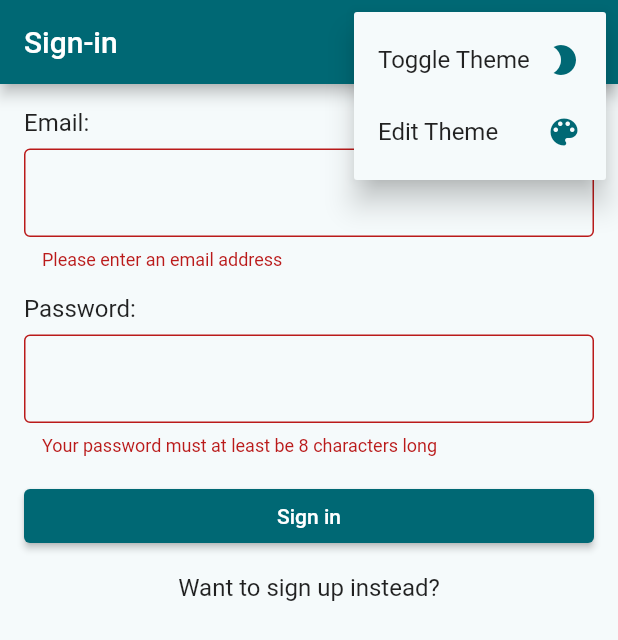
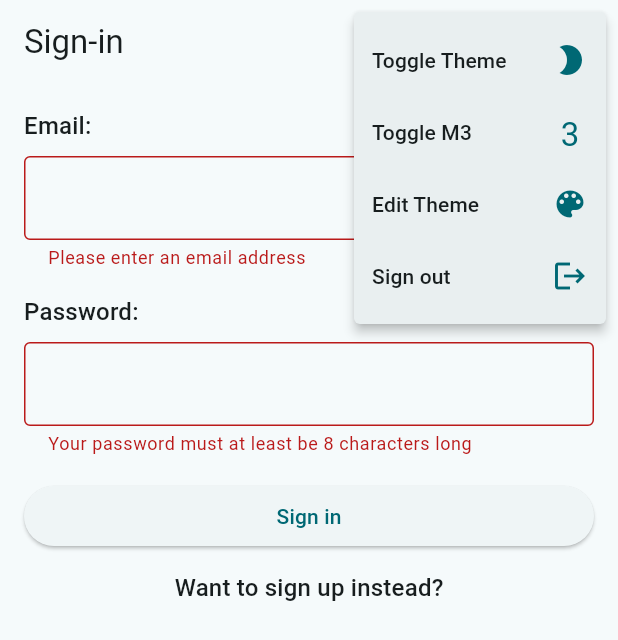
Before and after one commit to pohuing/kumo_app, a Flutter app: the screen it shows after launch, after a tap on "Sign in", after a tap on the "more vert" icon, on a phone screen of 412 x 824 dp. Shown: the top 640 px of the screen. Run offline on Flutter 3.47's test engine with Material 2 defaults, Android fonts, the phone set to English and light mode, and no system bars; our stand-ins replace email_validator, equatable, flutter_bloc, flutter_colorpicker, hydrated_bloc.

Commit message:
Add partial path point editor Add M3 toggle

```diff
--- a/lib/blocs/theme_cubit.dart
+++ b/lib/blocs/theme_cubit.dart
@@ -10,18 +10,39 @@ class ThemeCubit extends HydratedCubit<ThemeState> {
   );
 
   static Color seed = Colors.white;
+  static const bool m3_default = true;
 
-  ThemeCubit() : super(ThemeState(getTheme(), isBright: true));
+  ThemeCubit() : super(ThemeState(getTheme(), isBright: true, m3: m3_default));
 
   void switchTheme() {
     emit(
-      ThemeState(getTheme(isBright: !state.isBright),
-          isBright: !state.isBright),
+      ThemeState(
+          getTheme(
+            isBright: !state.isBright,
+            m3: state.m3,
+          ),
+          isBright: !state.isBright,
+          m3: state.m3),
     );
   }
 
-  static ThemeData getTheme({bool isBright = true, Color? seed}) {
+  void toggleM3() {
+    emit(
+      ThemeState(
+          getTheme(
+            isBright: state.isBright,
+            seed: ThemeCubit.seed,
+            m3: !state.m3,
+          ),
+          isBright: state.isBright,
+          m3: !state.m3),
+    );
+  }
+
+  static ThemeData getTheme(
+      {bool isBright = true, Color? seed, bool? m3 = m3_default}) {
     return ThemeData(
+      useMaterial3: m3,
       inputDecorationTheme: inputDecorationTheme,
       colorSchemeSeed: seed ?? ThemeCubit.seed,
       brightness: isBright ? Brightness.light : Brightness.dark,
@@ -44,27 +65,32 @@ class ThemeCubit extends HydratedCubit<ThemeState> {
   void setSeed(Color color) {
     seed = color;
     emit(ThemeState(getTheme(isBright: state.isBright),
-        isBright: state.isBright));
+        isBright: state.isBright, m3: state.m3));
   }
 }
 
 class ThemeState extends Equatable {
   final ThemeData data;
   final bool isBright;
+  final bool m3;
 
-  const ThemeState(this.data, {this.isBright = false});
+  const ThemeState(this.data,
+      {this.isBright = false, this.m3 = ThemeCubit.m3_default});
 
   @override
-  List<Object?> get props => [data, isBright];
+  List<Object?> get props => [data, isBright, m3];
 
   static ThemeState? fromJson(Map<String, dynamic> json) {
     log(json.toString(), name: '$ThemeState.fromJson');
-    return ThemeState(ThemeCubit.getTheme(isBright: json['isBright']),
-        isBright: json['isBright']);
+    return ThemeState(
+      ThemeCubit.getTheme(isBright: json['isBright'], m3: json['m3']),
+      isBright: json['isBright'],
+      m3: json['m3'],
+    );
   }
 
   Map<String, dynamic>? toJson() {
     log(toString(), name: '$runtimeType.toJson');
-    return {'isBright': isBright};
+    return {'isBright': isBright, 'm3': m3};
   }
 }
--- a/lib/widgets/general_purpose/app_bar_overflow.dart
+++ b/lib/widgets/general_purpose/app_bar_overflow.dart
@@ -30,6 +30,12 @@ class _AppBarOverflowState extends State<AppBarOverflow> {
           case OverflowActions.editTheme:
             await AccentColorPicker.showColorPickerDialog(context);
             break;
+          case OverflowActions.managePathPoints:
+            await Navigator.of(context).pushNamed('/managePathPoints');
+            break;
+          case OverflowActions.toggleM3:
+            context.read<ThemeCubit>().toggleM3();
+            break;
         }
       },
       itemBuilder: (context) {
@@ -55,6 +61,27 @@ class _AppBarOverflowState extends State<AppBarOverflow> {
             ),
           ),
           PopupMenuItem(
+            value: OverflowActions.toggleM3,
+            child: Row(
+              children: [
+                const Text('Toggle M3'),
+                const Spacer(),
+                SizedBox(
+                  height: 24,
+                  width: 24,
+                  child: BlocBuilder<ThemeCubit, ThemeState>(
+                    builder: (context, state) => Text(
+                      textAlign: TextAlign.center,
+                      state.m3 ? '3' : '2',
+                      style: Theme.of(context).textTheme.titleLarge!.copyWith(
+                          color: Theme.of(context).colorScheme.primary),
+                    ),
+                  ),
+                )
+              ],
+            ),
+          ),
+          PopupMenuItem(
             value: OverflowActions.editTheme,
             child: Row(
               children: [
@@ -69,22 +96,41 @@ class _AppBarOverflowState extends State<AppBarOverflow> {
           ),
           if (context.read<AuthenticationCubit>().state is SignedInState)
             PopupMenuItem(
-              value: OverflowActions.signOut,
+              value: OverflowActions.managePathPoints,
               child: Row(
                 children: [
-                  const Text('Sign out'),
+                  const Text('Manage Path Points'),
                   const Spacer(),
                   Icon(
-                    Icons.logout,
+                    Icons.settings,
                     color: Theme.of(context).colorScheme.primary,
                   )
                 ],
               ),
             ),
+          PopupMenuItem(
+            value: OverflowActions.signOut,
+            child: Row(
+              children: [
+                const Text('Sign out'),
+                const Spacer(),
+                Icon(
+                  Icons.logout,
+                  color: Theme.of(context).colorScheme.primary,
+                )
+              ],
+            ),
+          ),
         ];
       },
     );
   }
 }
 
-enum OverflowActions { signOut, toggleTheme, editTheme }
+enum OverflowActions {
+  signOut,
+  toggleTheme,
+  editTheme,
+  managePathPoints,
+  toggleM3
+}
--- a/lib/widgets/router.dart
+++ b/lib/widgets/router.dart
@@ -5,6 +5,7 @@ import 'package:flutter/foundation.dart';
 import 'package:flutter/material.dart';
 import 'package:kumo_app/widgets/general_purpose/common_app_bar.dart';
 import 'package:kumo_app/widgets/nested_explorer.dart';
+import 'package:kumo_app/widgets/path_point_management_view.dart';
 import 'package:kumo_app/widgets/sign_in_form.dart';
 import 'package:kumo_app/widgets/sign_up_screen.dart';
 
@@ -53,6 +54,9 @@ class RouteGenerator {
             );
           },
         );
+      case '/managePathPoints':
+        return MaterialPageRoute(
+            builder: (context) => const PathPointManagementView());
       case '/signup':
         return MaterialPageRoute(
           builder: (context) => const SignUpScreen(),
```
Also changed, not shown: lib/blocs/path_point_cubit.dart (added, +50 -0 lines), lib/communication_manager.dart (+24 -2 lines), lib/models/path_point.dart (added, +38 -0 lines), lib/widgets/path_point_management_view.dart (added, +102 -0 lines).
